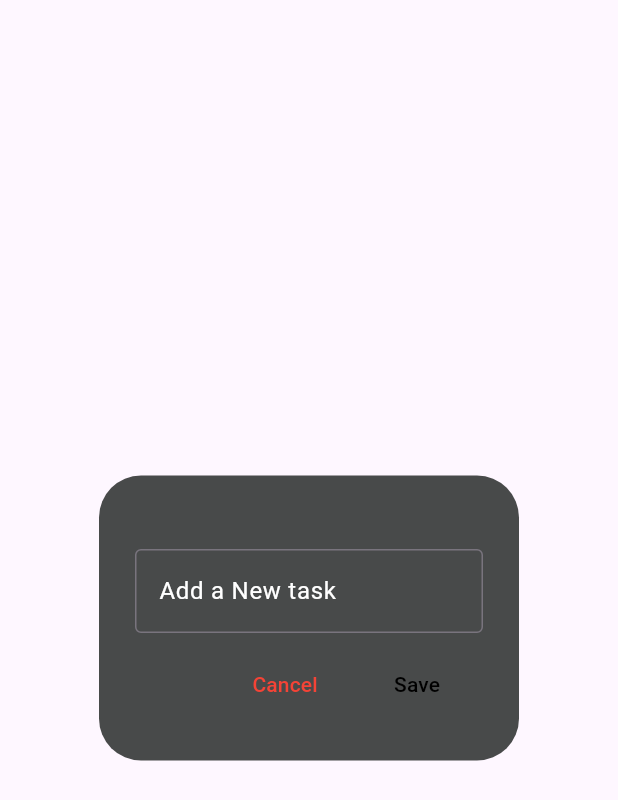
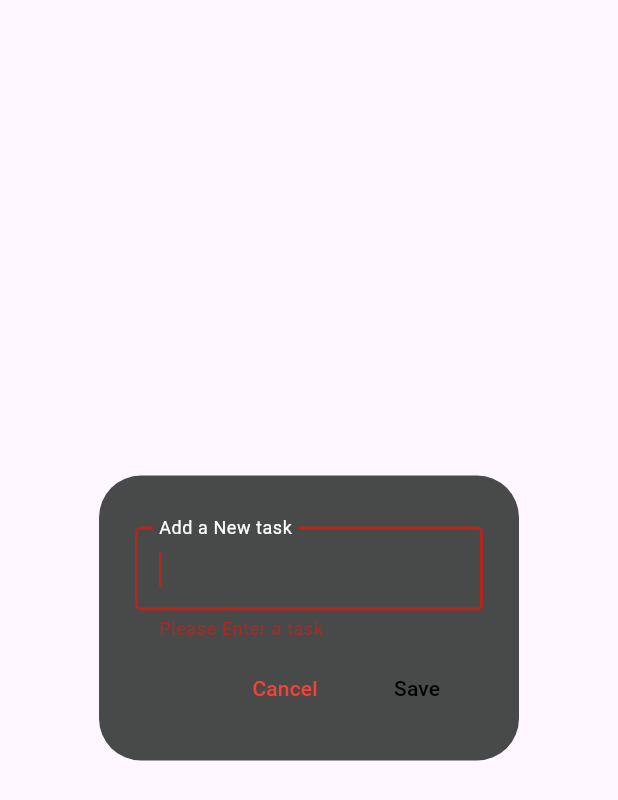
Before and after one commit to Bhavyasoni01/ToDoApp, a Flutter app: the DialogBox widget shown alone on an empty page, opened directly with empty values, after a tap on "Save", on a phone screen of 412 x 824 dp. Shown: the top 800 px of the screen. Run offline on Flutter 3.47's test engine with Material 3 defaults, Android fonts, the light colour scheme and no system bars; our stand-ins replace flutter_slidable, hive, hive_flutter; accounts and stored records are empty.

Commit message:
fixed some bugs and added a way to edit task which are created

```diff
--- a/lib/dialog_box.dart
+++ b/lib/dialog_box.dart
@@ -2,16 +2,39 @@ import 'package:flutter/material.dart';
 import 'package:todoapp/button.dart';
 
 
-class DialogBox extends StatelessWidget {
+class DialogBox extends StatefulWidget {
 
  final VoidCallback onSave;
  final VoidCallback onCancel;
 
+
   final TextEditingController controller;
-  const DialogBox({super.key,
+   const DialogBox({super.key,
   required this.controller,
   required this.onSave,
-  required this.onCancel});
+  required this.onCancel,
+
+  });
+
+  @override
+  State<DialogBox> createState() => _DialogBoxState();
+}
+
+class _DialogBoxState extends State<DialogBox> {
+String? errorText;
+
+void validateAndSave(){
+  if (widget.controller.text.trim().isEmpty){
+    setState(() {
+      errorText = "Please Enter a task";
+    });
+  }else{
+    setState(() {
+      errorText=null;
+    });
+    widget.onSave();
+  }
+}
 
   @override
   Widget build(BuildContext context) {
@@ -19,23 +42,32 @@ class DialogBox extends StatelessWidget {
       backgroundColor: Color.fromRGBO(72, 74, 74, 1),
       content: SizedBox(
         height: 150,
-        width: 150,
+        width: double.infinity,
           child: Column(
-          mainAxisAlignment: MainAxisAlignment.center,
+          mainAxisAlignment: MainAxisAlignment.end,
           children: [
             const SizedBox(
-              height: 30,
+              height: 10,
             ),
             TextField(
+              autofocus: true,
+              maxLines: 1,
+
+              controller: widget.controller,
+              onChanged: (value){
+                if (errorText != null && value.trim().isNotEmpty){
+                  setState(() {
+                    errorText=null;
+                  });
+                }
+              },
               style: TextStyle(
                 color: Colors.white
               ),
-              controller: controller,
+
               decoration: InputDecoration(
-
+                errorText:errorText,
                 border: OutlineInputBorder(),
-
-
                 label:Text( 'Add a New task'),
                 labelStyle: TextStyle(
                   color: Colors.white
@@ -43,13 +75,13 @@ class DialogBox extends StatelessWidget {
               ),
             ),
             const SizedBox(
-              height: 10,
+              height: 8,
             ),
             Row(
               mainAxisAlignment: MainAxisAlignment.end,
               children: [
-                MyButton(onPressed: onCancel, text: 'Cancel'),
-                MyButton(onPressed: onSave, text: 'Save',),
+                MyButton(onPressed: widget.onCancel, text: 'Cancel'),
+                MyButton(onPressed: validateAndSave, text: 'Save',),
 
               ],
             )
--- a/lib/main.dart
+++ b/lib/main.dart
@@ -1,6 +1,7 @@
 import 'package:flutter/material.dart';
 import 'package:hive_flutter/adapters.dart';
 import 'package:todoapp/home_page.dart';
+import 'package:todoapp/settings_page.dart';
 
 
 void main() async {
@@ -18,7 +19,6 @@ class MyApp extends StatelessWidget {
     return MaterialApp(
       theme: ThemeData.light(),
       darkTheme: ThemeData.dark(),
-
       debugShowCheckedModeBanner: false,
       home: HomePage(),
     );
--- a/pubspec.yaml
+++ b/pubspec.yaml
@@ -39,6 +39,9 @@ dependencies:
   hive: ^2.2.3
   hive_flutter: ^1.1.0
   provider: ^6.1.5
+  flutter_launcher_icons: ^0.14.4
+  rename: ^3.1.0
+
 
 dev_dependencies:
   flutter_test:
```
Also changed, not shown: lib/home_page.dart (+47 -12 lines), lib/settings_page.dart (+26 -1 lines), lib/todofile.dart (+18 -3 lines), assets/icon/android_icon.png (added), assets/icon/app_icon_foreground.png (added), pubspec.lock, 8 other files.
